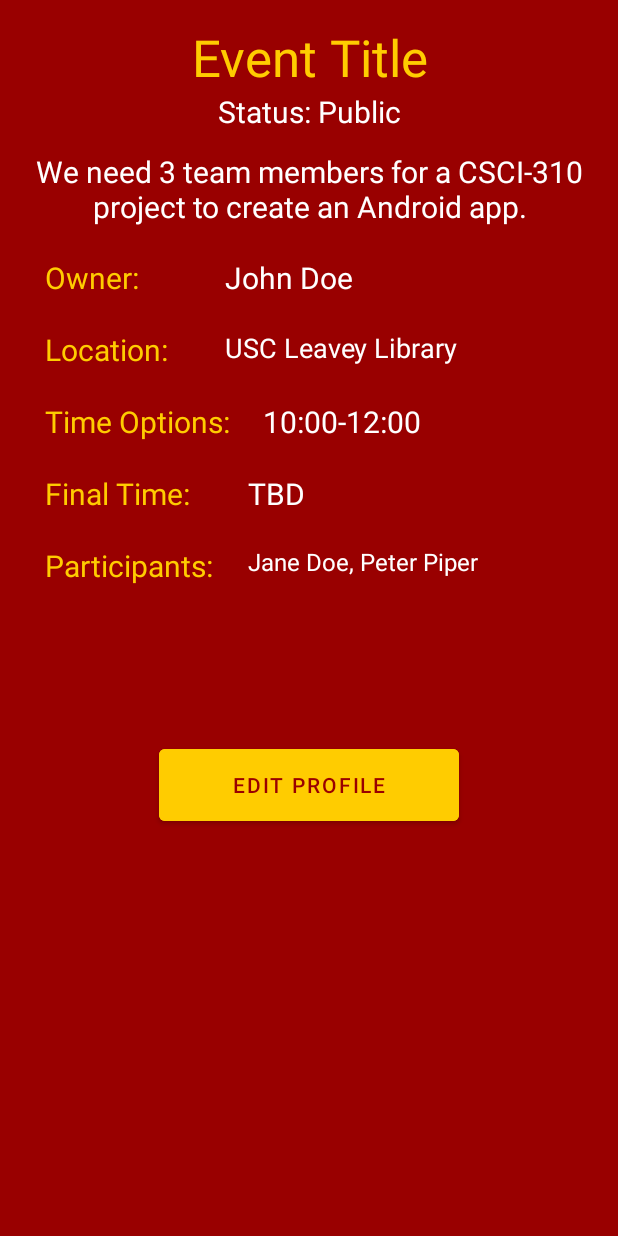
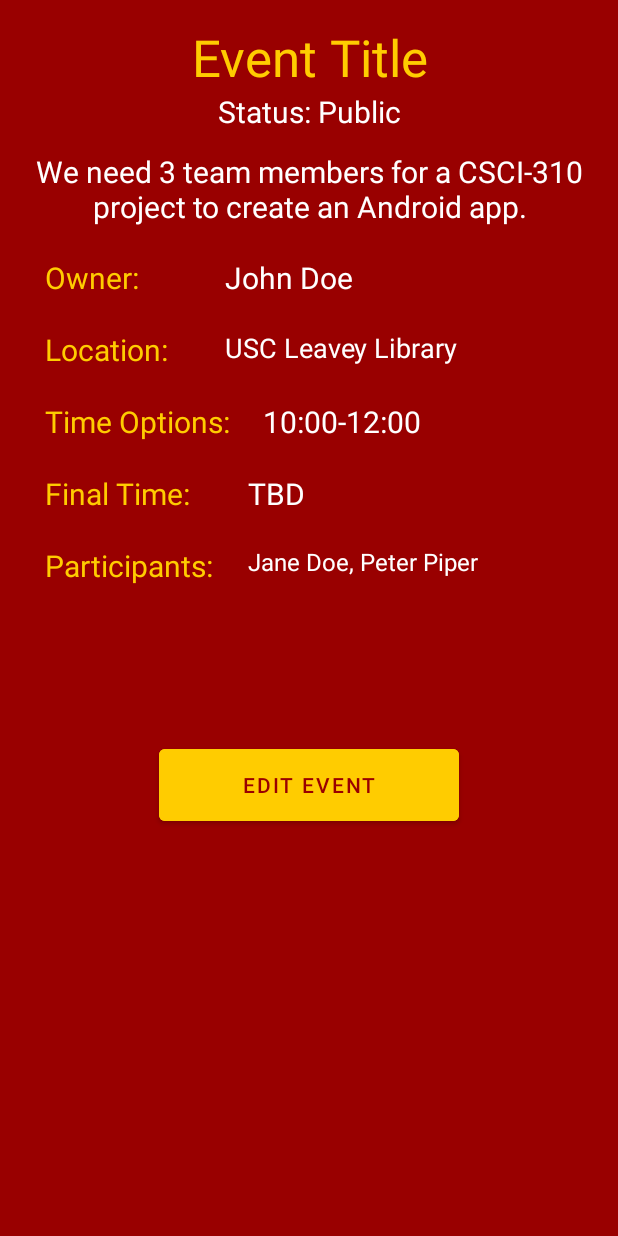
Before and after one commit to udurairaj/csci310-easy-team-up, an Android app: the fragment DetailsFragment shown on its own in the app's theme, on a phone screen of 412 x 824 dp. Run offline under Robolectric (Android 15) with nearby library versions, the light colour scheme and no system bars; 2 statements that could not run were skipped.

Commit message:
changed details

```diff
--- a/app/src/main/java/com/example/easyteamup/ui/shared/DetailsFragment.java
+++ b/app/src/main/java/com/example/easyteamup/ui/shared/DetailsFragment.java
@@ -15,6 +15,7 @@ import android.view.ViewGroup;
 import android.widget.Button;
 import android.widget.EditText;
 import android.widget.ImageView;
+import android.widget.TextView;
 import android.widget.Toast;
 
 import com.example.easyteamup.Event;
@@ -27,6 +28,9 @@ public class DetailsFragment extends Fragment {
     User user = null;
     Event event = null;
 
+    TextView invitedUsersText = null;
+    TextView invitedUsersView = null;
+
     public DetailsFragment() {
         // Required empty public constructor
     }
@@ -34,8 +38,8 @@ public class DetailsFragment extends Fragment {
     @Override
     public void onCreate(Bundle savedInstanceState) {
         super.onCreate(savedInstanceState);
-        user = (User) MainActivity.infoBundle.getSerializable("user");
-        event = (Event) MainActivity.infoBundle.getSerializable("event");
+        user = MainActivity.userTable.getUser(MainActivity.userID);
+        //event = MainActivity.eventTable.getEvent(MainActivity.infoBundle.get("event");
     }
 
     @Override
@@ -43,6 +47,14 @@ public class DetailsFragment extends Fragment {
                              Bundle savedInstanceState) {
 
         View root = inflater.inflate(R.layout.fragment_details, container, false);
+
+        invitedUsersText = root.findViewById(R.id.invitedUsersDetailsText);
+        invitedUsersView = root.findViewById(R.id.invitedUsersDetailsView);
+
+        if (MainActivity.userID == event.getOwner()) {
+            invitedUsersText.setVisibility(View.VISIBLE);
+            invitedUsersView.setVisibility(View.VISIBLE);
+        }
 
         // Inflate the layout for this fragment
         return root;
--- a/app/src/main/res/layout/fragment_details.xml
+++ b/app/src/main/res/layout/fragment_details.xml
@@ -97,6 +97,18 @@
         app:layout_constraintTop_toBottomOf="@+id/timeOptionsDetailsText" />
 
     <TextView
+        android:id="@+id/invitedUsersDetailsText"
+        android:layout_width="115dp"
+        android:layout_height="48dp"
+        android:layout_marginStart="30dp"
+        android:text="Invitees:"
+        android:textColor="#FFCC00"
+        android:textSize="20sp"
+        android:visibility="gone"
+        app:layout_constraintStart_toStartOf="parent"
+        app:layout_constraintTop_toBottomOf="@+id/finalTimeDetailsText" />
+
+    <TextView
         android:id="@+id/participantsDetailsText"
         android:layout_width="115dp"
         android:layout_height="48dp"
@@ -105,7 +117,7 @@
         android:textColor="#FFCC00"
         android:textSize="20sp"
         app:layout_constraintStart_toStartOf="parent"
-        app:layout_constraintTop_toBottomOf="@+id/finalTimeDetailsText" />
+        app:layout_constraintTop_toBottomOf="@+id/invitedUsersDetailsText" />
 
     <TextView
         android:id="@+id/ownerDetailsView"
@@ -162,6 +174,20 @@
         app:layout_constraintTop_toBottomOf="@+id/timeOptionsDetailsText" />
 
     <TextView
+        android:id="@+id/invitedUsersDetailsView"
+        android:layout_width="200dp"
+        android:layout_height="48dp"
+        android:layout_marginStart="20dp"
+        android:ems="10"
+        android:text="TBD"
+        android:textColor="#FFFFFF"
+        android:textColorHint="#FFFFFF"
+        android:textSize="20sp"
+        android:visibility="gone"
+        app:layout_constraintStart_toEndOf="@+id/invitedUsersDetailsText"
+        app:layout_constraintTop_toBottomOf="@+id/finalTimeDetailsText" />
+
+    <TextView
         android:id="@+id/participantsDetailsView"
         android:layout_width="200dp"
         android:layout_height="100dp"
@@ -172,7 +198,7 @@
         android:textColorHint="#FFFFFF"
         android:textSize="16sp"
         app:layout_constraintStart_toEndOf="@+id/participantsDetailsText"
-        app:layout_constraintTop_toBottomOf="@+id/finalTimeDetailsView" />
+        app:layout_constraintTop_toBottomOf="@+id/invitedUsersDetailsView" />
 
     <Button
         android:id="@+id/confirmProfileChangesButton"
@@ -180,7 +206,7 @@
         android:layout_height="60dp"
         android:layout_marginTop="30dp"
         android:backgroundTint="#FFCC00"
-        android:text="Edit Profile"
+        android:text="Edit Event"
         android:textColor="#990000"
         android:onClick="onClickEventDetailsButton"
         app:layout_constraintEnd_toEndOf="parent"
```
